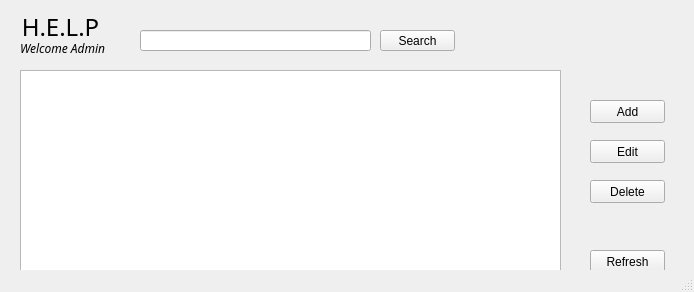
vuandy50/GROUP_G, file build-groupG-Desktop_Qt_5_15_1_MinGW_64_bit-Debug/groupG/adminwindow.ui: the form before one commit.
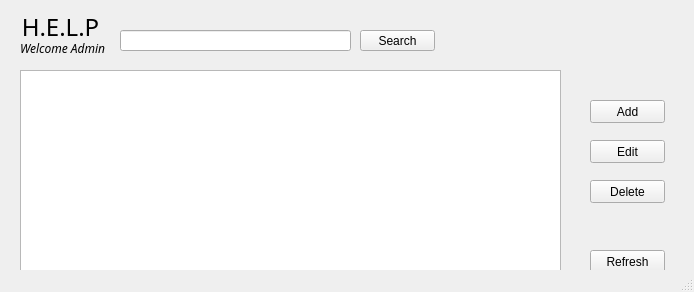
The form after the commit.

```diff
--- a/build-groupG-Desktop_Qt_5_15_1_MinGW_64_bit-Debug/groupG/adminwindow.ui
+++ b/build-groupG-Desktop_Qt_5_15_1_MinGW_64_bit-Debug/groupG/adminwindow.ui
@@ -104,7 +104,7 @@
    <widget class="QLineEdit" name="hike">
     <property name="geometry">
      <rect>
-      <x>140</x>
+      <x>120</x>
       <y>30</y>
       <width>231</width>
       <height>21</height>
@@ -117,7 +117,7 @@
    <widget class="QPushButton" name="search">
     <property name="geometry">
      <rect>
-      <x>380</x>
+      <x>360</x>
       <y>30</y>
       <width>75</width>
       <height>21</height>
@@ -150,6 +150,22 @@
      <string>Refresh</string>
     </property>
    </widget>
+   <widget class="QLabel" name="error">
+    <property name="geometry">
+     <rect>
+      <x>450</x>
+      <y>30</y>
+      <width>231</width>
+      <height>21</height>
+     </rect>
+    </property>
+    <property name="text">
+     <string/>
+    </property>
+    <property name="alignment">
+     <set>Qt::AlignCenter</set>
+    </property>
+   </widget>
   </widget>
   <widget class="QStatusBar" name="statusbar"/>
  </widget>
```
Left out of the diff: 12 changed lines with no effect on the pictures.
